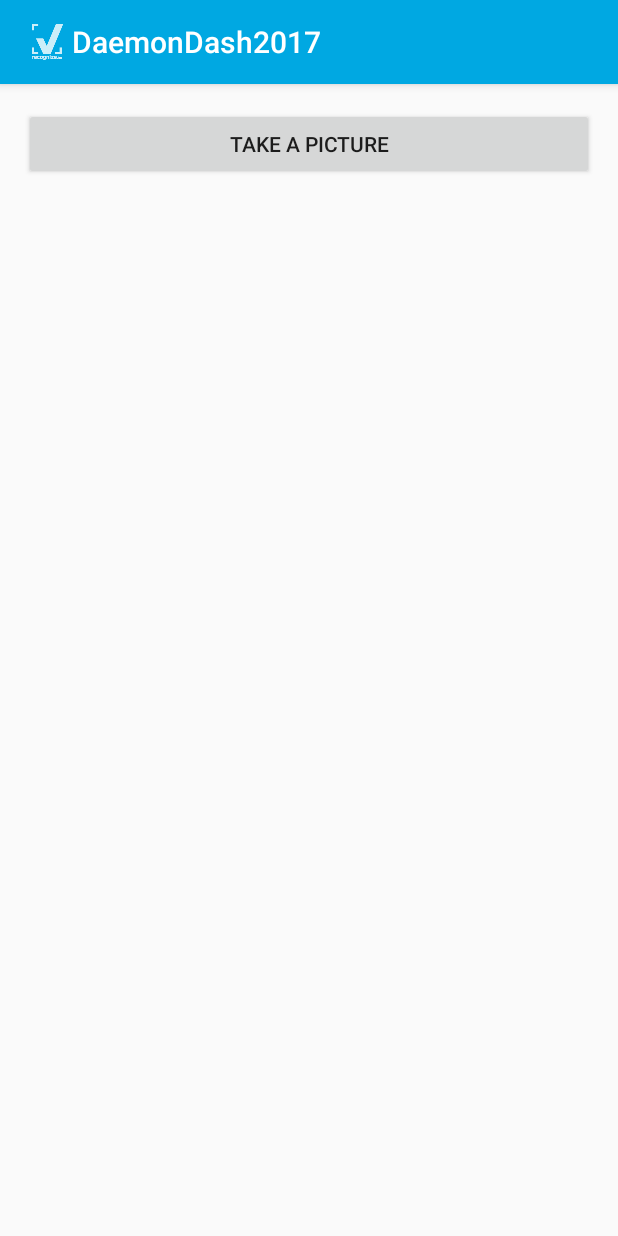
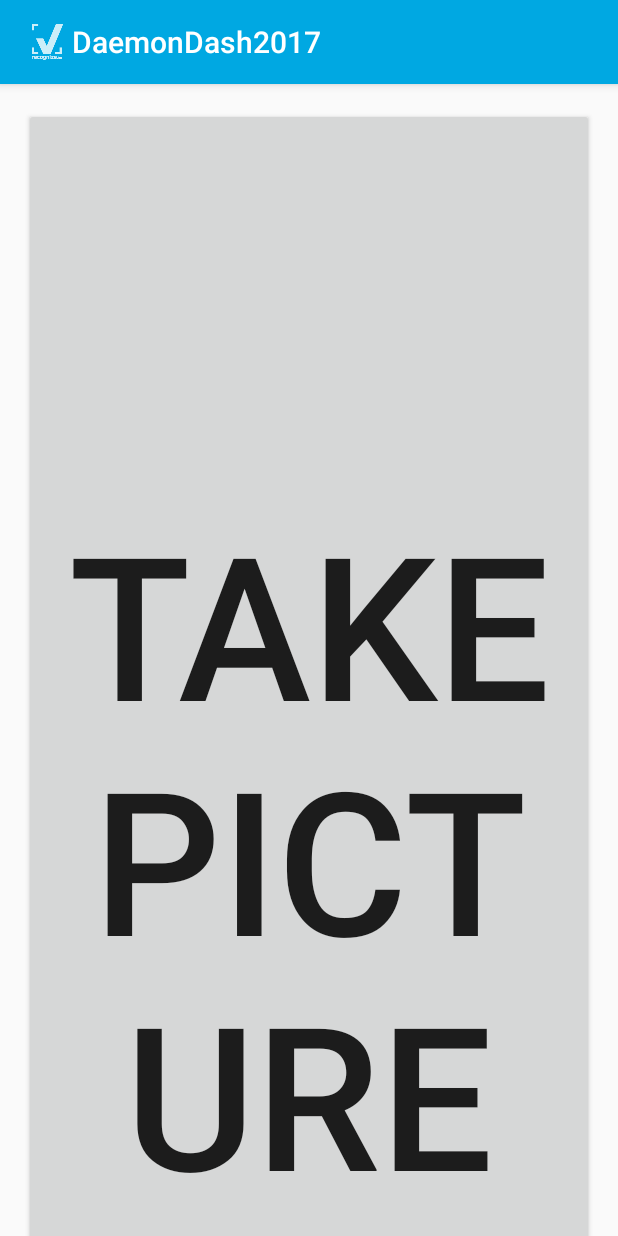
Before and after one commit to nisargnp/DaemonDash2017, an Android app: the screen it shows after launch (MainActivity), on a phone screen of 412 x 824 dp. Run offline under Robolectric (Android 15) with nearby library versions, the phone set to English and light mode, and no system bars; our stand-ins replace EventBus.

```diff
--- a/app/src/main/res/layout/activity_main.xml
+++ b/app/src/main/res/layout/activity_main.xml
@@ -13,7 +13,8 @@
             android:gravity="center"
             android:layout_width="match_parent"
             android:layout_height="wrap_content"
-            android:padding="@dimen/default_padding">
+            android:padding="@dimen/default_padding"
+            android:id="@+id/linearLayout">
             <LinearLayout
                 xmlns:android="http://schemas.android.com/apk/res/android"
                 android:orientation="horizontal"
@@ -26,18 +27,12 @@
 
             <Button
                 android:layout_width="match_parent"
-                android:layout_height="wrap_content"
+                android:layout_height="1500px"
                 android:text="@string/btn_take_pic"
-                android:id="@+id/btn_take_pic" />
-            <Button
-                android:layout_width="match_parent"
-                android:layout_height="wrap_content"
-                android:text="@string/btn_view_result"
-                android:id="@+id/btn_view_result"
-                android:layout_gravity="center_horizontal"
-                android:layout_weight="1"
-                android:backgroundTint="@color/colorAccent"
-                android:textColor="@android:color/white" />
+                android:id="@+id/btn_take_pic"
+                android:layout_weight="2786.22"
+                android:textSize="200px"/>
+
             <TextView
                 android:layout_width="wrap_content"
                 android:layout_height="wrap_content"
@@ -46,12 +41,17 @@
                 android:id="@+id/txt_result"
                 android:layout_weight="1"
                 android:gravity="left" />
-            <ProgressBar
-                style="?android:attr/progressBarStyleLarge"
-                android:layout_width="match_parent"
-                android:layout_height="wrap_content"
-                android:id="@+id/progressBar" />
 
         </LinearLayout>
+
+        <ProgressBar
+            style="?android:attr/progressBarStyleLarge"
+            android:layout_width="match_parent"
+            android:layout_height="wrap_content"
+            android:id="@+id/progressBar"
+            android:layout_below="@+id/linearLayout"
+            android:layout_alignParentLeft="true"
+            android:layout_alignParentStart="true"
+            android:layout_marginTop="11dp" />
     </RelativeLayout>
 </ScrollView>
--- a/app/src/main/res/values/strings.xml
+++ b/app/src/main/res/values/strings.xml
@@ -1,6 +1,6 @@
 <resources>
     <string name="app_name">DaemonDash2017</string>
-    <string name="btn_take_pic">Take a picture</string>
+    <string name="btn_take_pic">Take Picture</string>
     <string name="label_id">Client ID</string>
     <string name="label_key">API Key</string>
     <string name="label_mode">Mode</string>
```
Also changed, not shown: app/src/main/java/pl/itraff/androidsample/MainActivity.java (+52 -23 lines).
